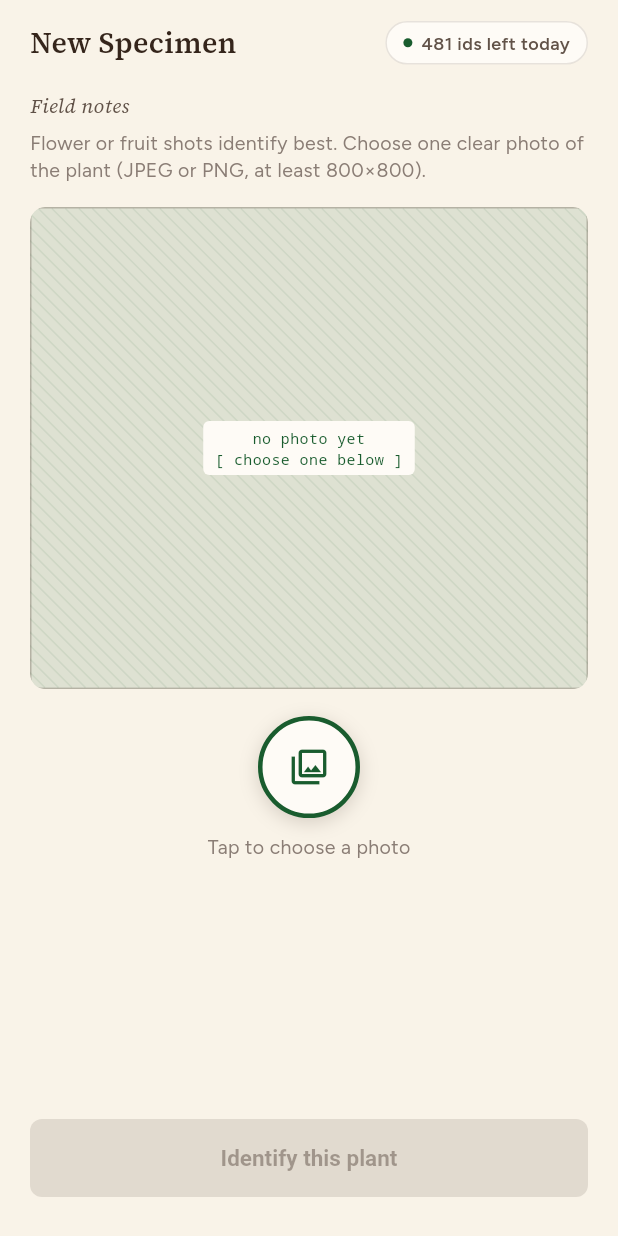
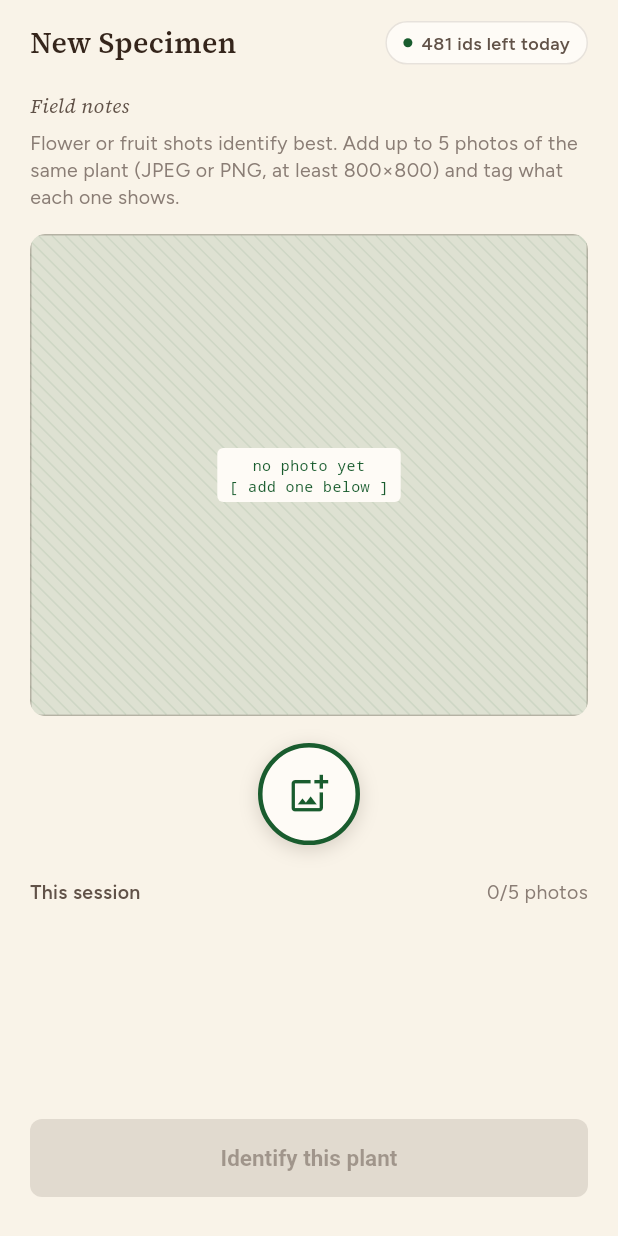
Before and after one commit to gasparrivollier/rivollier-iisaia, a Flutter app: the CaptureScreen screen opened by its route, on a phone screen of 412 x 824 dp. Run offline on Flutter 3.47's test engine with Material 3 defaults, Android fonts, the phone set to English and light mode, and no system bars; our stand-ins replace file_picker, go_router, google_fonts, shared_preferences; accounts and stored records are empty.

Commit message:
feat(client): add up to five tagged shots per identification
Co-Authored-By: Claude Sonnet 5.5 <noreply@anthropic.com>
Claude-Session: https://claude.ai/code/session_01LgLvpmbnSCMKbhic6VY8Tw

```diff
--- a/client/lib/data/api/api_client.dart
+++ b/client/lib/data/api/api_client.dart
@@ -21,6 +21,15 @@ class ApiException implements Exception {
 
   @override
   String toString() => 'ApiException($statusCode): $message';
+}
+
+/// One file part of a multipart upload.
+class UploadPart {
+  const UploadPart({required this.field, required this.bytes, required this.filename});
+
+  final String field;
+  final Uint8List bytes;
+  final String filename;
 }
 
 /// Thin JSON-over-HTTP client for the Yvoty backend. Paths and field names mirror
@@ -56,18 +65,24 @@ class ApiClient {
         authenticated: token != null,
       );
 
+  /// Multipart POST. [fields] may repeat a key (MultipartRequest.fields is a Map and cannot),
+  /// so each one is sent as a text part with no filename, which servers read as a form field.
   Future<Map<String, dynamic>> postMultipart(
     String path, {
-    required String field,
-    required Uint8List bytes,
-    required String filename,
+    required List<UploadPart> files,
+    List<MapEntry<String, String>> fields = const [],
     String? token,
     Duration? timeout,
   }) =>
       _send(
         () async {
-          final req = http.MultipartRequest('POST', _uri(path))
-            ..files.add(http.MultipartFile.fromBytes(field, bytes, filename: filename));
+          final req = http.MultipartRequest('POST', _uri(path));
+          for (final f in files) {
+            req.files.add(http.MultipartFile.fromBytes(f.field, f.bytes, filename: f.filename));
+          }
+          for (final f in fields) {
+            req.files.add(http.MultipartFile.fromString(f.key, f.value));
+          }
           if (token != null) req.headers['Authorization'] = 'Bearer $token';
           return http.Response.fromStream(await _http.send(req));
         },
--- a/client/lib/data/api/identify_dto.dart
+++ b/client/lib/data/api/identify_dto.dart
@@ -1,35 +1,69 @@
 import '../models/identification_result.dart';
+
+/// One entry of `IdentifyResponse.images` in backend/openapi.json.
+class IdentifyImage {
+  const IdentifyImage({
+    this.url,
+    required this.organ,
+    this.predictedOrgan,
+    this.predictedOrganScore,
+  });
+
+  factory IdentifyImage.fromJson(Map<String, dynamic> json) => IdentifyImage(
+        url: json['url'] as String,
+        organ: json['organ'] as String,
+        predictedOrgan: json['predicted_organ'] as String?,
+        predictedOrganScore: (json['predicted_organ_score'] as num?)?.toDouble(),
+      );
+
+  /// Presigned URL of the stored photo; null for the in-memory fake.
+  final String? url;
+
+  /// The organ the user submitted for this photo.
+  final String organ;
+
+  /// What Pl@ntNet thinks the photo shows (may be e.g. `habit`).
+  final String? predictedOrgan;
+  final double? predictedOrganScore;
+}
 
 /// `IdentifyResponse` in backend/openapi.json (returned by POST /identify).
 class IdentifyOutcome {
   const IdentifyOutcome({
     required this.identificationId,
     required this.results,
-    this.imageUrl,
-    this.predictedOrgan,
+    this.images = const [],
     this.remainingRequests,
   });
 
-  factory IdentifyOutcome.fromJson(Map<String, dynamic> json) {
-    final image = json['image'] as Map<String, dynamic>;
-    return IdentifyOutcome(
+  factory IdentifyOutcome.fromJson(Map<String, dynamic> json) => IdentifyOutcome(
         identificationId: json['identification_id'] as int,
-      imageUrl: image['url'] as String,
-      predictedOrgan: image['predicted_organ'] as String?,
         remainingRequests: json['remaining_requests'] as int?,
+        images: [
+          for (final i in json['images'] as List<dynamic>)
+            IdentifyImage.fromJson(i as Map<String, dynamic>),
+        ],
         results: [
           for (final r in json['results'] as List<dynamic>) _result(r as Map<String, dynamic>),
         ],
       );
-  }
 
   final int identificationId;
   final List<IdentificationResult> results;
+  final List<IdentifyImage> images;
+  final int? remainingRequests;
 
-  /// Presigned URL of the stored photo; null for the in-memory fake.
-  final String? imageUrl;
-  final String? predictedOrgan;
-  final int? remainingRequests;
+  /// The first photo's URL: all the UI shows of the photos for now.
+  String? get imageUrl => images.isEmpty ? null : images.first.url;
+
+  /// The first photo (1-based) Pl@ntNet predicted an organ for, if any.
+  ({int photo, String organ})? get detectedOrgan {
+    for (var i = 0; i < images.length; i++) {
+      final organ = images[i].predictedOrgan;
+      if (organ != null) return (photo: i + 1, organ: organ);
+    }
+    return null;
+  }
 
   /// `IdentifyResultOut`. The UI shows the name without the author and the first common name.
   static IdentificationResult _result(Map<String, dynamic> r) {
--- /dev/null
+++ b/client/lib/data/models/photo_shot.dart
@@ -0,0 +1,17 @@
+import 'picked_photo.dart';
+
+/// Organ tags Pl@ntNet accepts (docs/plantnet-api.md); `auto` lets it decide.
+const List<String> kOrgans = ['auto', 'leaf', 'flower', 'fruit', 'bark'];
+
+/// Photos allowed per identification (client and backend both enforce it).
+const int kMaxShots = 5;
+
+/// One photo in a capture session together with the organ the user tagged it as.
+class PhotoShot {
+  const PhotoShot({required this.photo, this.organ = 'auto'});
+
+  final PickedPhoto photo;
+  final String organ;
+
+  PhotoShot withOrgan(String organ) => PhotoShot(photo: photo, organ: organ);
+}
--- a/client/lib/data/photo_picker.dart
+++ b/client/lib/data/photo_picker.dart
@@ -29,23 +29,25 @@ class FilePickerPhotoPicker implements PhotoPicker {
     if (file == null) return null;
     final bytes = await file.readAsBytes();
     final problem = await photoProblem(bytes);
-    if (problem != null) throw PhotoRejected(problem);
+    if (problem != null) throw PhotoRejected('${file.name}: $problem');
     return PickedPhoto(name: file.name, bytes: bytes);
   }
 }
 
-/// Test double: returns [photo], throws [PhotoRejected] with [rejection], or cancels (null).
+/// Test double: returns the next of [queue] (else [photo]), throws [PhotoRejected] with
+/// [rejection], or cancels (null).
 class FakePhotoPicker implements PhotoPicker {
-  FakePhotoPicker({this.photo, this.rejection});
+  FakePhotoPicker({this.photo, this.rejection, List<PickedPhoto>? queue}) : queue = queue ?? [];
 
   PickedPhoto? photo;
   String? rejection;
+  final List<PickedPhoto> queue;
   int picks = 0;
 
   @override
   Future<PickedPhoto?> pick() async {
     picks++;
     if (rejection != null) throw PhotoRejected(rejection!);
-    return photo;
+    return queue.isNotEmpty ? queue.removeAt(0) : photo;
   }
 }
--- a/client/lib/data/photo_validation.dart
+++ b/client/lib/data/photo_validation.dart
@@ -5,6 +5,9 @@ import 'dart:ui' as ui;
 /// never leaves the browser (a rejected Pl@ntNet call still costs a credit).
 const int kMaxPhotoBytes = 10 * 1024 * 1024;
 const int kMinPhotoSide = 800;
+
+/// Pl@ntNet rejects requests over 50 MB in total (mirrors the backend's MAX_TOTAL_BYTES).
+const int kMaxTotalPhotoBytes = 50 * 1000 * 1000;
 
 const _pngMagic = [0x89, 0x50, 0x4E, 0x47, 0x0D, 0x0A, 0x1A, 0x0A];
 const _jpegMagic = [0xFF, 0xD8, 0xFF];
--- a/client/lib/data/repositories/identify_repository.dart
+++ b/client/lib/data/repositories/identify_repository.dart
@@ -3,11 +3,11 @@
 import '../api/api_client.dart';
 import '../api/identify_dto.dart';
 import '../models/identification_result.dart';
-import '../models/picked_photo.dart';
+import '../models/photo_shot.dart';
 
 /// Submits one photo to `POST /identify` and returns the ranked candidates.
 abstract class IdentifyRepository {
-  Future<IdentifyOutcome> identify({required PickedPhoto photo});
+  Future<IdentifyOutcome> identify({required List<PhotoShot> shots});
 }
 
 class HttpIdentifyRepository implements IdentifyRepository {
@@ -17,18 +17,20 @@ class HttpIdentifyRepository implements IdentifyRepository {
   final ApiClient _api;
   final String? Function() _readToken;
 
-  /// Pl@ntNet can take a while; longer than ApiClient's 10 s default.
-  static const _timeout = Duration(seconds: 45);
+  /// Up to five photos plus Pl@ntNet; longer than ApiClient's 10 s default.
+  static const _timeout = Duration(seconds: 60);
 
   @override
-  Future<IdentifyOutcome> identify({required PickedPhoto photo}) async {
+  Future<IdentifyOutcome> identify({required List<PhotoShot> shots}) async {
     final token = _readToken();
     if (token == null) throw ApiException(401, 'Not authenticated');
     final json = await _api.postMultipart(
       '/identify',
-      field: 'image',
-      bytes: photo.bytes,
-      filename: photo.name,
+      files: [
+        for (final s in shots)
+          UploadPart(field: 'images', bytes: s.photo.bytes, filename: s.photo.name),
+      ],
+      fields: [for (final s in shots) MapEntry('organs', s.organ)],
       token: token,
       timeout: _timeout,
     );
@@ -43,10 +45,11 @@ class HttpIdentifyRepository implements IdentifyRepository {
 /// In-memory double for widget tests (and the default when no backend is wired).
 class FakeIdentifyRepository implements IdentifyRepository {
   @override
-  Future<IdentifyOutcome> identify({required PickedPhoto photo}) async {
+  Future<IdentifyOutcome> identify({required List<PhotoShot> shots}) async {
     await Future.delayed(const Duration(milliseconds: 600));
     return const IdentifyOutcome(
       identificationId: 1,
+      images: [IdentifyImage(organ: 'auto')],
       results: [
           IdentificationResult(
             rank: 1,
--- a/client/lib/features/identify/capture_screen.dart
+++ b/client/lib/features/identify/capture_screen.dart
@@ -5,8 +5,9 @@ import 'package:provider/provider.dart';
 import '../../core/theme.dart';
 import '../../core/widgets/widgets.dart';
 import '../../data/api/api_client.dart';
-import '../../data/models/picked_photo.dart';
+import '../../data/models/photo_shot.dart';
 import '../../data/photo_picker.dart';
+import '../../data/photo_validation.dart';
 import '../../data/repositories/identify_repository.dart';
 
 /// User-facing text for a failed identify call.
@@ -20,14 +21,14 @@ String identifyErrorMessage(ApiException e) {
       return 'The identification service is unavailable. Try again in a moment.';
     case 413:
     case 422:
-      return e.fieldErrors['image'] ?? e.message;
+      return e.fieldErrors['images'] ?? e.fieldErrors['organs'] ?? e.message;
     default:
       return 'Something went wrong (${e.statusCode}). Please try again.';
   }
 }
 
-/// Port of design/yvoty-ui/01-Capture.dc.html, reduced to a single chosen photo (slice 0.3).
-/// Multi-photo sessions, organ tags and field notes return in later slices.
+/// Port of design/yvoty-ui/01-Capture.dc.html: up to five photos of one plant, each tagged
+/// with the organ it shows. Field notes return in a later slice.
 class CaptureScreen extends StatefulWidget {
   const CaptureScreen({super.key});
 
@@ -36,34 +37,45 @@ class CaptureScreen extends StatefulWidget {
 }
 
 class _CaptureScreenState extends State<CaptureScreen> {
-  PickedPhoto? _photo;
+  final List<PhotoShot> _shots = [];
   String? _error;
   bool _identifying = false;
+
+  bool get _canAdd => _shots.length < kMaxShots && !_identifying;
+  int get _totalBytes => _shots.fold(0, (sum, s) => sum + s.photo.bytes.length);
 
   Future<void> _pick() async {
     setState(() => _error = null);
     try {
       final photo = await context.read<PhotoPicker>().pick();
       if (!mounted || photo == null) return;
-      setState(() => _photo = photo);
+      if (_totalBytes + photo.bytes.length > kMaxTotalPhotoBytes) {
+        setState(() => _error = '${photo.name}: photos can total at most 50 MB.');
+        return;
+      }
+      setState(() => _shots.add(PhotoShot(photo: photo)));
     } on PhotoRejected catch (e) {
       if (!mounted) return;
-      setState(() {
-        _photo = null;
-        _error = e.message;
-      });
+      setState(() => _error = e.message);
     }
   }
 
+  void _setOrgan(int index, String organ) =>
+      setState(() => _shots[index] = _shots[index].withOrgan(organ));
+
+  void _remove(int index) => setState(() {
+        _shots.removeAt(index);
+        _error = null;
+      });
+
   Future<void> _identify() async {
-    final photo = _photo;
-    if (photo == null) return;
+    if (_shots.isEmpty) return;
     setState(() {
       _identifying = true;
       _error = null;
     });
     try {
-      final outcome = await context.read<IdentifyRepository>().identify(photo: photo);
+      final outcome = await context.read<IdentifyRepository>().identify(shots: List.of(_shots));
       if (!mounted) return;
       context.push('/results', extra: outcome);
     } on ApiException catch (e) {
@@ -77,7 +89,7 @@ class _CaptureScreenState extends State<CaptureScreen> {
 
   @override
   Widget build(BuildContext context) {
-    final photo = _photo;
+    final latest = _shots.isEmpty ? null : _shots.last;
     return Scaffold(
       body: SafeArea(
         child: Column(
@@ -111,27 +123,22 @@ class _CaptureScreenState extends State<CaptureScreen> {
                       ),
                       const SizedBox(height: 6),
                       const Text(
-                        'Flower or fruit shots identify best. Choose one clear photo of the plant '
-                        '(JPEG or PNG, at least 800×800).',
+                        'Flower or fruit shots identify best. Add up to 5 photos of the same plant '
+                        '(JPEG or PNG, at least 800×800) and tag what each one shows.',
                         style: TextStyle(fontSize: 13, color: AppColors.inkFaint, height: 1.4),
                       ),
                       const SizedBox(height: 16),
-                      Semantics(
-                        identifier: 'photo-preview',
-                        container: true,
-                        label: photo == null ? 'No photo chosen' : photo.name,
-                        child: AspectRatio(
+                      AspectRatio(
                         aspectRatio: 397 / 343,
                         child: ClipRRect(
                           borderRadius: BorderRadius.circular(10),
-                            child: photo == null
+                          child: latest == null
                               ? const SketchPlaceholder(
-                                    label: 'no photo yet\n[ choose one below ]', borderRadius: 10)
+                                  label: 'no photo yet\n[ add one below ]', borderRadius: 10)
                               : Image.memory(
-                                    photo.bytes,
+                                  latest.photo.bytes,
                                   fit: BoxFit.cover,
                                   errorBuilder: (_, _, _) => const SizedBox.shrink(),
-                                  ),
                                 ),
                         ),
                       ),
@@ -140,10 +147,13 @@ class _CaptureScreenState extends State<CaptureScreen> {
                         child: Semantics(
                           identifier: 'pick-photo',
                           button: true,
-                          label: 'Choose photo',
+                          enabled: _canAdd,
+                          label: 'Add photo',
                           child: GestureDetector(
                             key: const Key('pickPhotoButton'),
-                            onTap: _identifying ? null : _pick,
+                            onTap: _canAdd ? _pick : null,
+                            child: Opacity(
+                              opacity: _canAdd ? 1 : 0.4,
                               child: Container(
                                 width: 68,
                                 height: 68,
@@ -160,22 +170,45 @@ class _CaptureScreenState extends State<CaptureScreen> {
                                   ],
                                 ),
                                 child: const Center(
-                                child: Icon(Icons.photo_library_outlined,
+                                  child: Icon(Icons.add_photo_alternate_outlined,
                                       size: 28, color: AppColors.forest),
                                 ),
                               ),
                             ),
                           ),
                         ),
-                      const SizedBox(height: 10),
-                      Center(
+                      ),
+                      const SizedBox(height: 22),
+                      Row(
+                        mainAxisAlignment: MainAxisAlignment.spaceBetween,
+                        children: [
+                          const Text(
+                            'This session',
+                            style: TextStyle(
+                                fontSize: 13, fontWeight: FontWeight.w600, color: AppColors.inkSoft),
+                          ),
+                          Semantics(
+                            identifier: 'shot-count',
+                            container: true,
+                            label: '${_shots.length}/$kMaxShots photos',
                             child: Text(
-                          photo == null ? 'Tap to choose a photo' : photo.name,
+                              '${_shots.length}/$kMaxShots photos',
                               style: const TextStyle(fontSize: 13, color: AppColors.inkFaint),
                             ),
                           ),
+                        ],
+                      ),
+                      const SizedBox(height: 8),
+                      for (var i = 0; i < _shots.length; i++)
+                        _ShotRow(
+                          index: i,
+                          shot: _shots[i],
+                          enabled: !_identifying,
+                          onOrgan: (organ) => _setOrgan(i, organ),
+                          onRemove: () => _remove(i),
+                        ),
                       if (_error != null) ...[
-                        const SizedBox(height: 18),
+                        const SizedBox(height: 14),
                         Semantics(
                           identifier: 'identify-error',
                           liveRegion: true,
@@ -202,7 +235,7 @@ class _CaptureScreenState extends State<CaptureScreen> {
                   identifier: 'identify-submit',
                   child: ElevatedButton(
                     key: const Key('identifyButton'),
-                    onPressed: (_photo == null || _identifying) ? null : _identify,
+                    onPressed: (_shots.isEmpty || _identifying) ? null : _identify,
                     child: _identifying
                         ? const SizedBox(
                             width: 20,
@@ -220,3 +253,84 @@ class _CaptureScreenState extends State<CaptureScreen> {
     );
   }
 }
+
+class _ShotRow extends StatelessWidget {
+  const _ShotRow({
+    required this.index,
+    required this.shot,
+    required this.enabled,
+    required this.onOrgan,
+    required this.onRemove,
+  });
+
+  final int index;
+  final PhotoShot shot;
+  final bool enabled;
+  final ValueChanged<String> onOrgan;
+  final VoidCallback onRemove;
+
+  @override
+  Widget build(BuildContext context) {
+    return Padding(
+      padding: const EdgeInsets.only(bottom: 12),
+      child: Row(
+        crossAxisAlignment: CrossAxisAlignment.start,
+        children: [
+          ClipRRect(
+            borderRadius: BorderRadius.circular(7),
+            child: SizedBox(
+              width: 48,
+              height: 48,
+              child: Image.memory(
+                shot.photo.bytes,
+                fit: BoxFit.cover,
+                errorBuilder: (_, _, _) => ColoredBox(color: AppColors.forestSoft),
+              ),
+            ),
+          ),
+          const SizedBox(width: 10),
+          Expanded(
+            child: Column(
+              crossAxisAlignment: CrossAxisAlignment.start,
+              children: [
+                Text(
+                  shot.photo.name,
+                  maxLines: 1,
+                  overflow: TextOverflow.ellipsis,
+                  style: const TextStyle(fontSize: 13, color: AppColors.ink),
+                ),
+                const SizedBox(height: 4),
+                Wrap(
+                  spacing: 6,
+                  runSpacing: 4,
+                  children: [
+                    for (final organ in kOrgans)
+                      Semantics(
+                        identifier: 'shot-$index-organ-$organ',
+                        child: ChoiceChip(
+                          key: Key('shot${index}Organ-$organ'),
+                          label: Text(organ, style: const TextStyle(fontSize: 11.5)),
+                          selected: shot.organ == organ,
+                          visualDensity: VisualDensity.compact,
+                          onSelected: enabled ? (_) => onOrgan(organ) : null,
+                        ),
+                      ),
+                  ],
+                ),
+              ],
+            ),
+          ),
+          Semantics(
+            identifier: 'shot-$index-remove',
+            child: IconButton(
+              key: Key('shot${index}Remove'),
+              tooltip: 'Remove photo',
+              icon: const Icon(Icons.close, size: 20, color: AppColors.inkSoft),
+              onPressed: enabled ? onRemove : null,
+            ),
+          ),
+        ],
+      ),
+    );
+  }
+}
```
Also changed, not shown: client/lib/features/identify/results_screen.dart (+4 -3 lines), 6 other files. Lines whose indentation alone changed are shown as unchanged.
